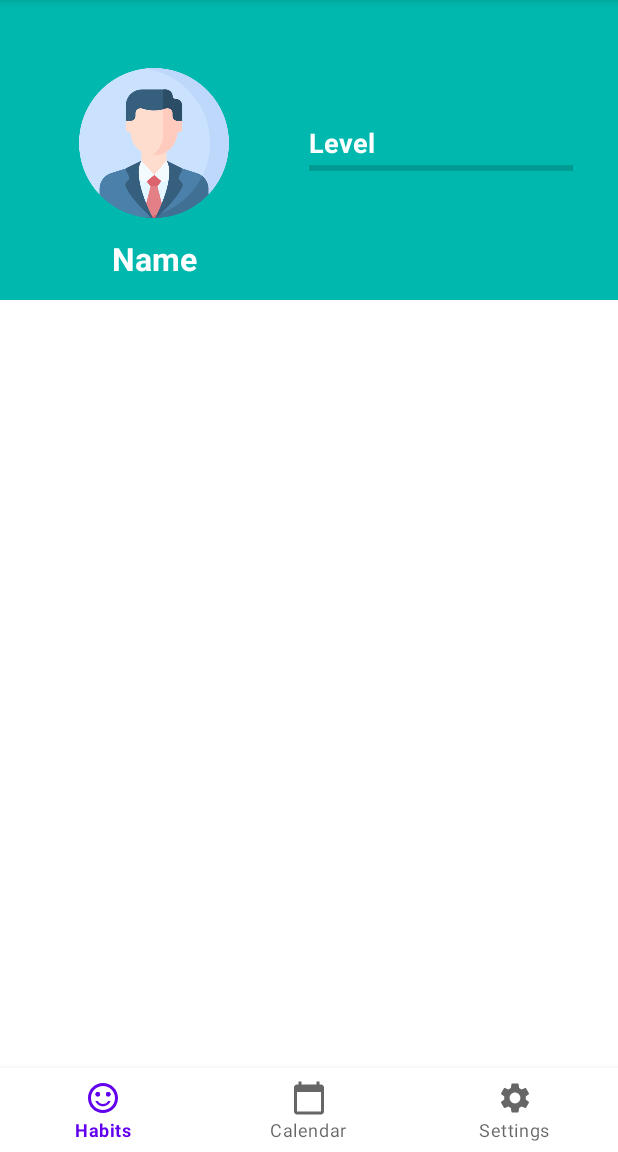
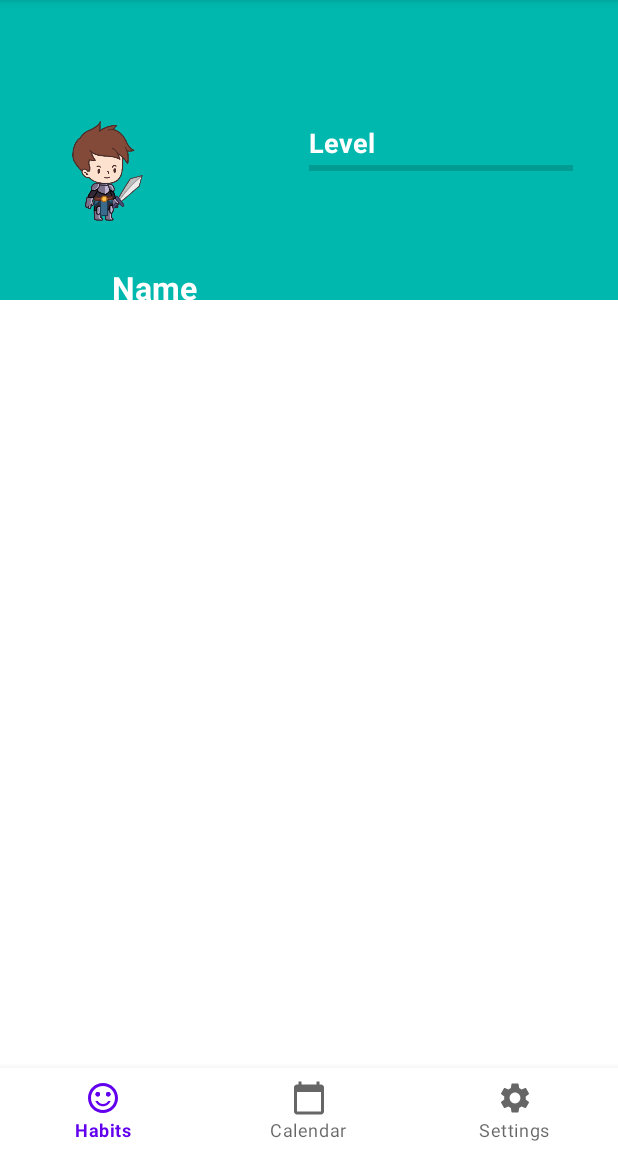
Before and after one commit to jervw/Habitti, an Android app: the screen it shows after launch (MainActivity), after a tap on "NEXT", on a phone screen of 412 x 824 dp, the part 84-1236 px from its top. Run offline under Robolectric (Android 15) with nearby library versions, the phone set to English and light mode, and no system bars.

Commit message:
Lisätty hahmon kuvien tallentaminen LoginActivity:ssa ja niiden siirtyminen main fragmentiin (LoginActivity.java, MainFragment.java)

```diff
--- a/app/src/main/java/com/example/habitti/LoginActivity.java
+++ b/app/src/main/java/com/example/habitti/LoginActivity.java
@@ -18,6 +18,12 @@ public class LoginActivity extends AppCompatActivity {
     private SharedPreferences sharedPrefs;
     private String UserName = "UserName";
     private final String UserNameKey = "LastUserName";
+    private int UserClothes;
+    private final String UserClothesKey = "LastUserClothes";
+    private int UserHairs;
+    private final String UserHairsKey = "LastUserHairs";
+    private int UserSex;
+    private final String UserSexKey = "LastUserSex";
 
     private EditText SingUpName;
     private Button btnNext;
@@ -34,6 +40,7 @@ public class LoginActivity extends AppCompatActivity {
     int[] clothesImages;
     private int currentImageClothes;
     private int currentImageHairs;
+    private int currentCharacterSex;
 
     public static final String EXTRA_MESSAGE = "com.example.habitti";
 
@@ -54,6 +61,10 @@ public class LoginActivity extends AppCompatActivity {
                 sharedPrefs = getSharedPreferences("shared preference", Context.MODE_PRIVATE);
                 UserName = sharedPrefs.getString(UserNameKey, "0");
 
+                UserClothes = sharedPrefs.getInt(UserClothesKey, 0);
+                UserHairs = sharedPrefs.getInt(UserHairsKey, 0);
+                UserSex = sharedPrefs.getInt(UserSexKey, 0);
+
                 Intent intent = new Intent(LoginActivity.this, MainActivity.class);
                 startActivity(intent);
             }
@@ -68,6 +79,7 @@ public class LoginActivity extends AppCompatActivity {
             @Override
             public void onClick(View view) {
                 imageViewCharacter.setImageResource(R.drawable.char_6);
+                currentCharacterSex = 1;
             }
         });
 
@@ -76,6 +88,7 @@ public class LoginActivity extends AppCompatActivity {
             @Override
             public void onClick(View view) {
                 imageViewCharacter.setImageResource(R.drawable.char_7);
+                currentCharacterSex = 0;
             }
         });
 
@@ -111,7 +124,7 @@ public class LoginActivity extends AppCompatActivity {
 
     }
 
-    // Tallentaminen:
+    // SAVE DATA:
     @Override
     protected void onPause() {
         super.onPause();
@@ -120,6 +133,10 @@ public class LoginActivity extends AppCompatActivity {
         SharedPreferences.Editor prefEditor = sharedPrefs.edit();
         prefEditor.putString(UserNameKey, SingUpName.getText().toString());
 
+        prefEditor.putInt(UserClothesKey, currentImageClothes); // Tallentaa int currentImageClothes
+        prefEditor.putInt(UserHairsKey, currentImageHairs);
+        prefEditor.putInt(UserSexKey, currentCharacterSex);
+
         prefEditor.commit();
     }
 }
--- a/app/src/main/java/com/example/habitti/MainFragment.java
+++ b/app/src/main/java/com/example/habitti/MainFragment.java
@@ -8,6 +8,7 @@ import android.view.LayoutInflater;
 import android.view.View;
 import android.view.ViewGroup;
 import android.widget.AdapterView;
+import android.widget.ImageView;
 import android.widget.ListView;
 import android.widget.TextView;
 
@@ -19,6 +20,9 @@ public class MainFragment extends Fragment {
 
     private SharedPreferences sharedPrefHabbits;
     private final String sharedPreferenceName = "shared preference";
+
+    int[] clothesImages;
+    int[] hairsImages;
 
     ListView habbitsListView;
     View rootView;
@@ -68,11 +72,38 @@ public class MainFragment extends Fragment {
             }
         });
 
+
         // GET NAME FROM SHARED PREFERENCE.XML:
         sharedPrefHabbits = this.getActivity().getSharedPreferences("shared preference", Context.MODE_PRIVATE);
         TextView textViewUserName = (TextView) rootView.findViewById(R.id.username);
         if (sharedPrefHabbits.contains("LastUserName")) {
             textViewUserName.setText(sharedPrefHabbits.getString("LastUserName", ""));
+        }
+
+        // GET CLOTHES FROM SHARED PREFERENCE.XML:
+        clothesImages = new int[] {R.drawable.char_13, R.drawable.char_2, R.drawable.char_15, R.drawable.char_10, R.drawable.char_14};
+        ImageView imageViewCharacterClothes = (ImageView) rootView.findViewById(R.id.userClothesImage);
+        if (sharedPrefHabbits.contains("LastUserClothes")) {
+            imageViewCharacterClothes.setImageResource(clothesImages[sharedPrefHabbits.getInt("LastUserClothes", -1)]);
+        }
+
+        // GET HAIRS FROM SHARED PREFERENCE.XML:
+        hairsImages = new int[] {R.drawable.char_5, R.drawable.char_4, R.drawable.char_8, R.drawable.char_11, R.drawable.char_12, R.drawable.char_9};
+        ImageView imageViewCharacterHairs = (ImageView) rootView.findViewById(R.id.userHairsImage);
+        if (sharedPrefHabbits.contains("LastUserHairs")) {
+            imageViewCharacterHairs.setImageResource(hairsImages[sharedPrefHabbits.getInt("LastUserHairs", -1)]);
+        }
+
+        // GET SEX FROM SHARED PREFERENCE.XML:
+        ImageView imageViewCharacter = (ImageView) rootView.findViewById(R.id.userCharacterImage);
+        int i = 0;
+        if (sharedPrefHabbits.contains("LastUserSex")) {
+            i = sharedPrefHabbits.getInt("LastUserSex", -1);
+        }
+        if (i == 1) {
+            imageViewCharacter.setImageResource(R.drawable.char_6);
+        } else if (i == 0) {
+            imageViewCharacter.setImageResource(R.drawable.char_7);
         }
     }
 
--- a/app/src/main/res/layout/fragment_main.xml
+++ b/app/src/main/res/layout/fragment_main.xml
@@ -1,8 +1,11 @@
 <?xml version="1.0" encoding="utf-8"?>
 <LinearLayout xmlns:android="http://schemas.android.com/apk/res/android"
+    xmlns:tools="http://schemas.android.com/tools"
     android:layout_width="match_parent"
     android:layout_height="match_parent"
-    android:orientation="vertical">
+    android:orientation="vertical"
+    android:visibility="visible">
+
     <LinearLayout
         android:id="@+id/profile"
         android:layout_width="match_parent"
@@ -16,12 +19,38 @@
             android:layout_weight="1"
             android:orientation="vertical">
 
+
+            <RelativeLayout
+                android:layout_width="match_parent"
+                android:layout_height="wrap_content"
+                android:padding="16dp"
+                tools:context=".MainActivity">
+
                 <ImageView
+                    android:id="@+id/userCharacterImage"
                     android:layout_width="100dp"
                     android:layout_height="100dp"
                     android:layout_gravity="center"
                     android:layout_marginTop="45dp"
                     android:src="@drawable/profile" />
+
+                <ImageView
+                    android:id="@+id/userHairsImage"
+                    android:layout_width="100dp"
+                    android:layout_height="100dp"
+                    android:layout_gravity="center"
+                    android:layout_marginTop="45dp"
+                    android:src="@drawable/profile" />
+
+                <ImageView
+                    android:id="@+id/userClothesImage"
+                    android:layout_width="100dp"
+                    android:layout_height="100dp"
+                    android:layout_gravity="center"
+                    android:layout_marginTop="45dp"
+                    android:src="@drawable/profile" />
+
+            </RelativeLayout>
 
             <TextView
                 android:id="@+id/username"
@@ -32,6 +61,7 @@
                 android:textColor="#fff"
                 android:textSize="21sp"
                 android:textStyle="bold" />
+
 
         </LinearLayout>
 
--- a/app/src/main/res/layout/login_activity.xml
+++ b/app/src/main/res/layout/login_activity.xml
@@ -64,7 +64,6 @@
         android:layout_width="wrap_content"
         android:layout_height="wrap_content"
         android:layout_marginTop="48dp"
-        android:onClick="sendName"
         android:text="NEXT"
         android:textSize="18sp"
         app:layout_constraintBottom_toBottomOf="parent"
@@ -157,8 +156,11 @@
 
     <FrameLayout
         android:id="@+id/frameLayout"
-        android:layout_width="match_parent"
-        android:layout_height="match_parent">
-    </FrameLayout>
+        android:layout_width="0dp"
+        android:layout_height="0dp"
+        app:layout_constraintBottom_toBottomOf="parent"
+        app:layout_constraintEnd_toEndOf="parent"
+        app:layout_constraintStart_toStartOf="parent"
+        app:layout_constraintTop_toTopOf="parent"></FrameLayout>
 
 </androidx.constraintlayout.widget.ConstraintLayout>
```
Lines whose indentation alone changed are shown as unchanged.
